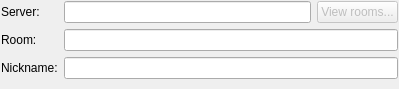
0xd34df00d/leechcraft, file src/plugins/azoth/plugins/xoox/joingroupchatwidget.ui: the form before one commit.
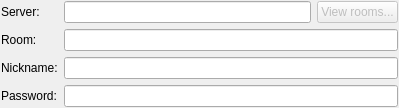
The form after the commit.

Commit message: [Azoth Xoox] Exposed password in UI.

What changed in the file:
```diff
--- a/src/plugins/azoth/plugins/xoox/joingroupchatwidget.ui
+++ b/src/plugins/azoth/plugins/xoox/joingroupchatwidget.ui
@@ -7,7 +7,7 @@
     <x>0</x>
     <y>0</y>
     <width>399</width>
-    <height>89</height>
+    <height>108</height>
    </rect>
   </property>
   <property name="windowTitle">
@@ -81,6 +81,16 @@
    <item row="2" column="1">
     <widget class="QLineEdit" name="Nickname_"/>
    </item>
+   <item row="3" column="0">
+    <widget class="QLabel" name="label_4">
+     <property name="text">
+      <string>Password:</string>
+     </property>
+    </widget>
+   </item>
+   <item row="3" column="1">
+    <widget class="QLineEdit" name="Password_"/>
+   </item>
   </layout>
  </widget>
  <tabstops>
```
The commit also changes 2 other files.
